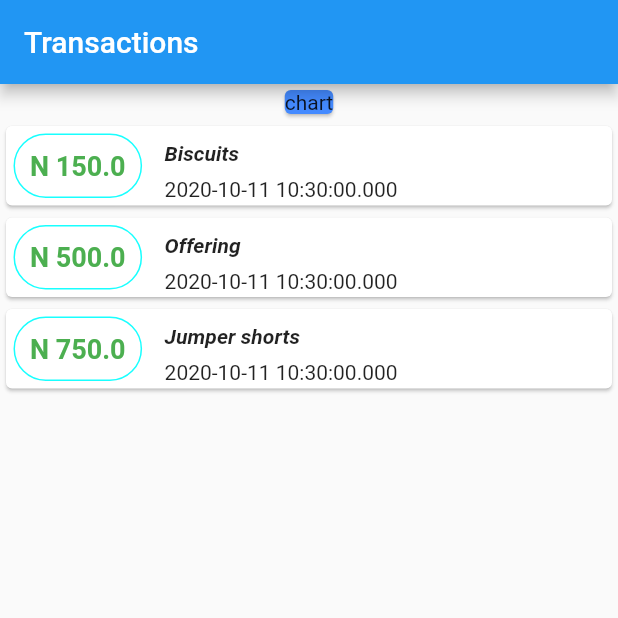
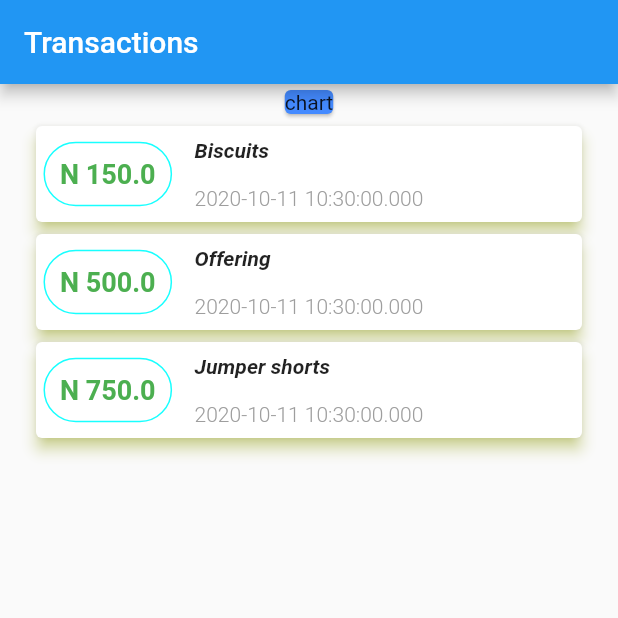
Before and after one commit to cranium44/flutter_tutorial_practice, a Flutter app: the screen it shows after launch, on a phone screen of 412 x 824 dp, the top half of it. Run offline on Flutter 3.47's test engine with Material 2 defaults, Android fonts, the phone set to English and light mode, and no system bars.

Commit message:
further style list item

```diff
--- a/lib/widgets/transaction_list_item.dart
+++ b/lib/widgets/transaction_list_item.dart
@@ -8,7 +8,11 @@ class TransactionItem extends StatelessWidget {
 
   @override
   Widget build(BuildContext context) {
-    return Card(
+    return Container(
+      padding: EdgeInsets.symmetric(horizontal: 20),
+      child: Card(
+        elevation: 4,
+        shadowColor: Colors.limeAccent,
         child: Row(
           crossAxisAlignment: CrossAxisAlignment.center,
           children: [
@@ -41,11 +45,21 @@ class TransactionItem extends StatelessWidget {
                   ),
                   margin: EdgeInsets.symmetric(vertical: 8),
                 ),
-              Text(transaction.date.toString())
+                Container(
+                  child: Text(
+                    transaction.date.toString(),
+                    style: TextStyle(
+                      color: Colors.grey,
+                      fontWeight: FontWeight.w300,
+                    ),
+                  ),
+                  margin: EdgeInsets.symmetric(vertical: 8),
+                )
               ],
             )
           ],
         ),
+      ),
     );
   }
 }
```
Lines whose indentation alone changed are shown as unchanged.
